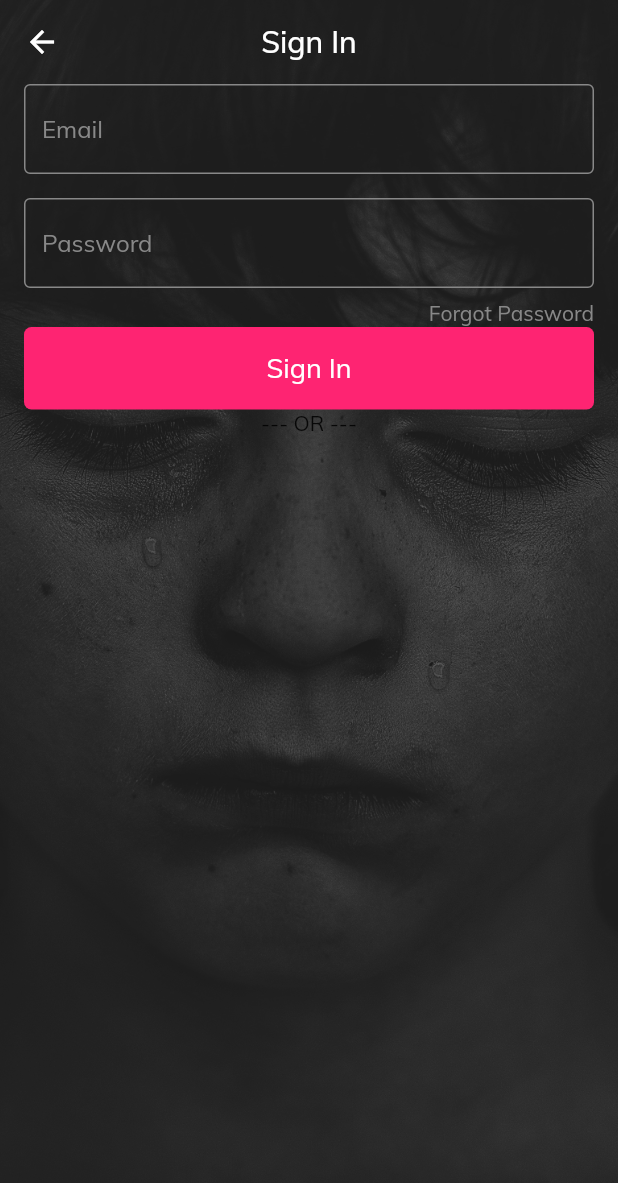
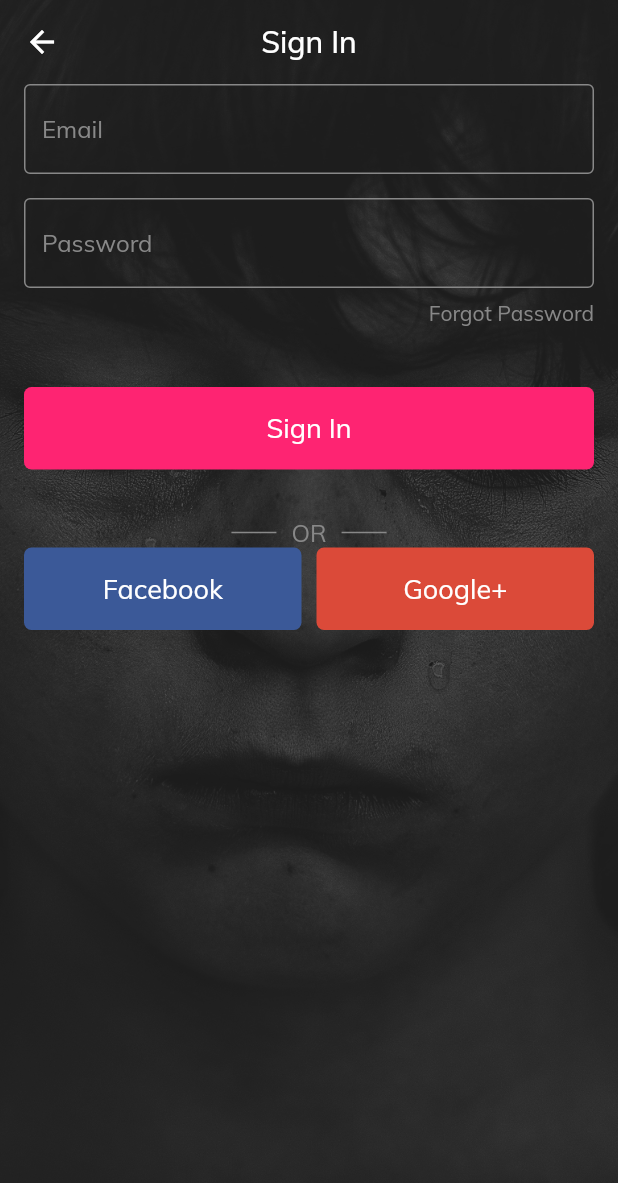
Before and after one commit to VishnuDileesh/BringMeBack-FlutterUIPractice, a Flutter app: the screen it shows after launch, after a tap on "GET STARTED", on a phone screen of 412 x 824 dp. Shown: the top 1183 px of the screen. Run offline on Flutter 3.47's test engine with Material 2 defaults, Android fonts, the phone set to English and light mode, and no system bars.

Commit message:
Add FB & Google button

```diff
--- a/lib/screens/signin.dart
+++ b/lib/screens/signin.dart
@@ -123,20 +123,66 @@ class SignIn extends StatelessWidget{
 									),
 								),
 
-								Button(
+								SizedBox(height: 40.0,),
+
+								ButtonFull(
 									btn_text: 'Sign In',
 									btn_color: pink,
 								),
 
-								Center(
-									child: Text(
-										'--- OR ---',
-										style: TextStyle(
+								SizedBox(height: 32.0),
 
+								Row(
+									mainAxisAlignment: MainAxisAlignment.center,
+									children: <Widget>[
+
+										Container(
+											margin: EdgeInsets.only(left: 10.0, right: 10.0),
+											color: grey,
+											height: 1,
+											width: 30.0,
 										),
-									),
+
+										Text(
+											'OR',
+											style: TextStyle(
+												color: grey,
+												fontSize: 16.0,
+											),
+										),
+
+
+										Container(
+											margin: EdgeInsets.only(left: 10.0, right: 10.0),
+											color: grey,
+											height: 1,
+											width: 30.0,
+										),
+
+									],
 								),
 
+
+								Row(
+									children: <Widget>[
+										Expanded(
+										child: Button(
+											btn_text: 'Facebook',
+											btn_color: Color(0xff3B5998),
+										),
+										),
+
+										SizedBox(width: 10.0),
+
+
+										Expanded(
+										child: Button(
+											btn_text: 'Google+',
+											btn_color: Color(0xffDB4A39),
+										),
+										),
+									],
+								),
 
 
 							],
--- a/lib/widgets/button.dart
+++ b/lib/widgets/button.dart
@@ -1,11 +1,12 @@
 import 'package:flutter/material.dart';
 
-class Button extends StatelessWidget{
+class ButtonFull extends StatelessWidget{
+
 
 	final String btn_text;
 	final Color btn_color;
 
-	Button({this.btn_text, this.btn_color});
+	ButtonFull({this.btn_text, this.btn_color});
 
 	@override
 	Widget build(BuildContext context){
@@ -33,3 +34,41 @@ class Button extends StatelessWidget{
 	}
 
 }
+
+
+
+
+
+
+class Button extends StatelessWidget{
+
+
+	final String btn_text;
+	final Color btn_color;
+
+	Button({this.btn_text, this.btn_color});
+
+	@override
+	Widget build(BuildContext context){
+
+
+
+		return Container(
+									padding: EdgeInsets.symmetric(horizontal: 16.0, vertical: 16.0),
+									decoration: BoxDecoration(
+										color: btn_color,
+										borderRadius: BorderRadius.circular(5.0),
+									),
+									child: Center(
+										child: Text(
+										btn_text,
+										style: TextStyle(
+											color: Colors.white,
+											fontSize: 18.0,
+										),
+									),
+									),
+								);
+	}
+
+}
```
